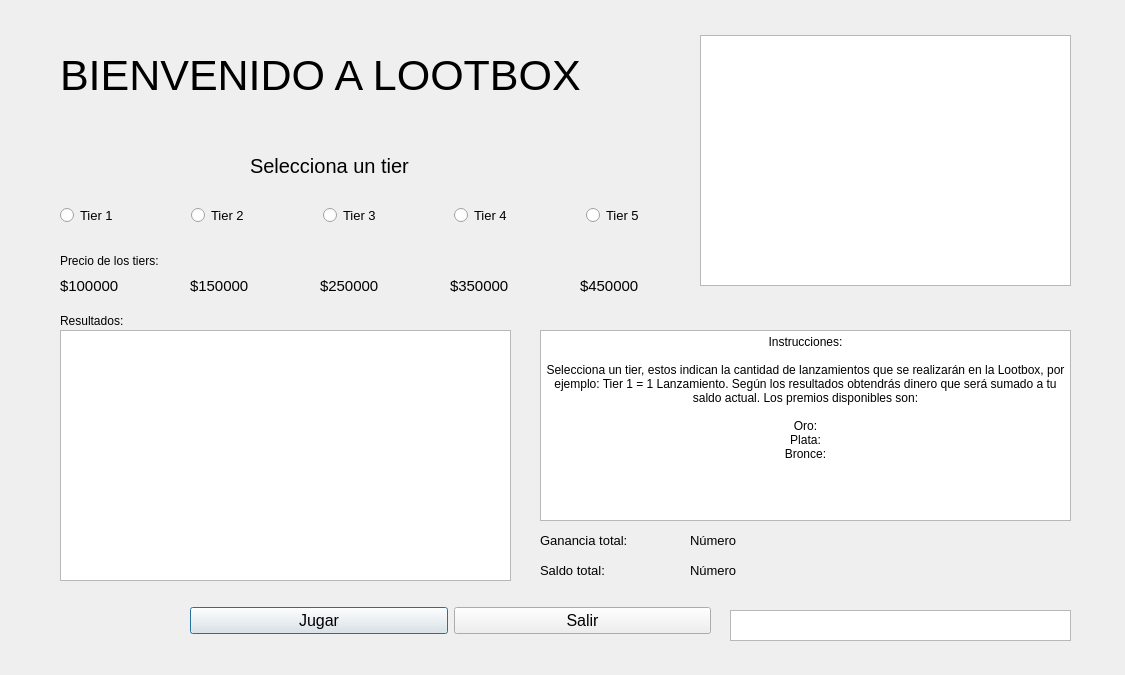
Qt form Codigo/Juego 3/Lootbox.ui (Sr-Gomer/Proyecto-Final-Procesos-Estocasticos) before a commit.
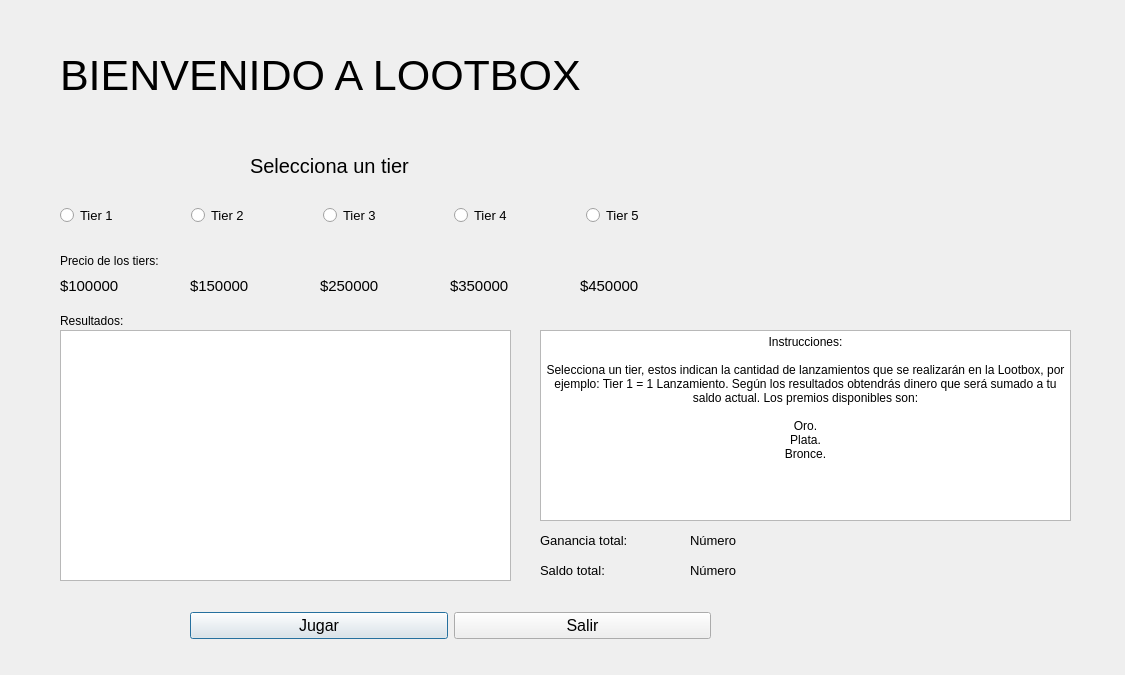
The same form after that commit. Icons and pictures are not drawn.

```diff
--- a/Codigo/Juego 3/Lootbox.ui
+++ b/Codigo/Juego 3/Lootbox.ui
@@ -34,16 +34,6 @@
     <string>BIENVENIDO A LOOTBOX</string>
    </property>
   </widget>
-  <widget class="QGraphicsView" name="graphicsView">
-   <property name="geometry">
-    <rect>
-     <x>700</x>
-     <y>35</y>
-     <width>371</width>
-     <height>251</height>
-    </rect>
-   </property>
-  </widget>
   <widget class="QLabel" name="label_2">
    <property name="geometry">
     <rect>
@@ -66,9 +56,9 @@
    <property name="geometry">
     <rect>
      <x>190</x>
-     <y>595</y>
+     <y>605</y>
      <width>521</width>
-     <height>51</height>
+     <height>41</height>
     </rect>
    </property>
    <layout class="QHBoxLayout" name="horizontalLayout_4">
@@ -363,14 +353,14 @@
     <string>&lt;!DOCTYPE HTML PUBLIC &quot;-//W3C//DTD HTML 4.0//EN&quot; &quot;http://www.w3.org/TR/REC-html40/strict.dtd&quot;&gt;
 &lt;html&gt;&lt;head&gt;&lt;meta name=&quot;qrichtext&quot; content=&quot;1&quot; /&gt;&lt;style type=&quot;text/css&quot;&gt;
 p, li { white-space: pre-wrap; }
-&lt;/style&gt;&lt;/head&gt;&lt;body style=&quot; font-family:'MS Shell Dlg 2'; font-size:9pt; font-weight:400; font-style:normal;&quot;&gt;
-&lt;p align=&quot;center&quot; style=&quot; margin-top:0px; margin-bottom:0px; margin-left:0px; margin-right:0px; -qt-block-indent:0; text-indent:0px;&quot;&gt;Instrucciones:&lt;/p&gt;
-&lt;p align=&quot;center&quot; style=&quot;-qt-paragraph-type:empty; margin-top:0px; margin-bottom:0px; margin-left:0px; margin-right:0px; -qt-block-indent:0; text-indent:0px;&quot;&gt;&lt;br /&gt;&lt;/p&gt;
-&lt;p align=&quot;center&quot; style=&quot; margin-top:0px; margin-bottom:0px; margin-left:0px; margin-right:0px; -qt-block-indent:0; text-indent:0px;&quot;&gt;Selecciona un tier, estos indican la cantidad de lanzamientos que se realizarán en la Lootbox, por ejemplo: Tier 1 = 1 Lanzamiento. Según los resultados obtendrás dinero que será sumado a tu saldo actual. Los premios disponibles son:&lt;/p&gt;
-&lt;p align=&quot;center&quot; style=&quot;-qt-paragraph-type:empty; margin-top:0px; margin-bottom:0px; margin-left:0px; margin-right:0px; -qt-block-indent:0; text-indent:0px;&quot;&gt;&lt;br /&gt;&lt;/p&gt;
-&lt;p align=&quot;center&quot; style=&quot; margin-top:0px; margin-bottom:0px; margin-left:0px; margin-right:0px; -qt-block-indent:0; text-indent:0px;&quot;&gt;Oro:&lt;/p&gt;
-&lt;p align=&quot;center&quot; style=&quot; margin-top:0px; margin-bottom:0px; margin-left:0px; margin-right:0px; -qt-block-indent:0; text-indent:0px;&quot;&gt;Plata:&lt;/p&gt;
-&lt;p align=&quot;center&quot; style=&quot; margin-top:0px; margin-bottom:0px; margin-left:0px; margin-right:0px; -qt-block-indent:0; text-indent:0px;&quot;&gt;Bronce:&lt;/p&gt;&lt;/body&gt;&lt;/html&gt;</string>
+&lt;/style&gt;&lt;/head&gt;&lt;body style=&quot; font-family:'Sans Serif'; font-size:9pt; font-weight:400; font-style:normal;&quot;&gt;
+&lt;p align=&quot;center&quot; style=&quot; margin-top:0px; margin-bottom:0px; margin-left:0px; margin-right:0px; -qt-block-indent:0; text-indent:0px;&quot;&gt;&lt;span style=&quot; font-family:'MS Shell Dlg 2';&quot;&gt;Instrucciones:&lt;/span&gt;&lt;/p&gt;
+&lt;p align=&quot;center&quot; style=&quot;-qt-paragraph-type:empty; margin-top:0px; margin-bottom:0px; margin-left:0px; margin-right:0px; -qt-block-indent:0; text-indent:0px; font-family:'MS Shell Dlg 2';&quot;&gt;&lt;br /&gt;&lt;/p&gt;
+&lt;p align=&quot;center&quot; style=&quot; margin-top:0px; margin-bottom:0px; margin-left:0px; margin-right:0px; -qt-block-indent:0; text-indent:0px;&quot;&gt;&lt;span style=&quot; font-family:'MS Shell Dlg 2';&quot;&gt;Selecciona un tier, estos indican la cantidad de lanzamientos que se realizarán en la Lootbox, por ejemplo: Tier 1 = 1 Lanzamiento. Según los resultados obtendrás dinero que será sumado a tu saldo actual. Los premios disponibles son:&lt;/span&gt;&lt;/p&gt;
+&lt;p align=&quot;center&quot; style=&quot;-qt-paragraph-type:empty; margin-top:0px; margin-bottom:0px; margin-left:0px; margin-right:0px; -qt-block-indent:0; text-indent:0px; font-family:'MS Shell Dlg 2';&quot;&gt;&lt;br /&gt;&lt;/p&gt;
+&lt;p align=&quot;center&quot; style=&quot; margin-top:0px; margin-bottom:0px; margin-left:0px; margin-right:0px; -qt-block-indent:0; text-indent:0px;&quot;&gt;&lt;span style=&quot; font-family:'MS Shell Dlg 2';&quot;&gt;Oro.&lt;/span&gt;&lt;/p&gt;
+&lt;p align=&quot;center&quot; style=&quot; margin-top:0px; margin-bottom:0px; margin-left:0px; margin-right:0px; -qt-block-indent:0; text-indent:0px;&quot;&gt;&lt;span style=&quot; font-family:'MS Shell Dlg 2';&quot;&gt;Plata.&lt;/span&gt;&lt;/p&gt;
+&lt;p align=&quot;center&quot; style=&quot; margin-top:0px; margin-bottom:0px; margin-left:0px; margin-right:0px; -qt-block-indent:0; text-indent:0px;&quot;&gt;&lt;span style=&quot; font-family:'MS Shell Dlg 2';&quot;&gt;Bronce.&lt;/span&gt;&lt;/p&gt;&lt;/body&gt;&lt;/html&gt;</string>
    </property>
   </widget>
   <widget class="QLabel" name="label_4">
@@ -409,21 +399,36 @@
     <string>Precio de los tiers:</string>
    </property>
   </widget>
-  <widget class="QTextEdit" name="recharge">
+  <widget class="QLabel" name="image">
    <property name="geometry">
     <rect>
-     <x>730</x>
+     <x>700</x>
+     <y>20</y>
+     <width>371</width>
+     <height>281</height>
+    </rect>
+   </property>
+   <property name="text">
+    <string/>
+   </property>
+   <property name="pixmap">
+    <pixmap>image.jpg</pixmap>
+   </property>
+   <property name="scaledContents">
+    <bool>true</bool>
+   </property>
+  </widget>
+  <widget class="QLabel" name="informacion">
+   <property name="geometry">
+    <rect>
+     <x>870</x>
      <y>610</y>
-     <width>341</width>
+     <width>221</width>
      <height>31</height>
     </rect>
    </property>
-   <property name="html">
-    <string>&lt;!DOCTYPE HTML PUBLIC &quot;-//W3C//DTD HTML 4.0//EN&quot; &quot;http://www.w3.org/TR/REC-html40/strict.dtd&quot;&gt;
-&lt;html&gt;&lt;head&gt;&lt;meta name=&quot;qrichtext&quot; content=&quot;1&quot; /&gt;&lt;style type=&quot;text/css&quot;&gt;
-p, li { white-space: pre-wrap; }
-&lt;/style&gt;&lt;/head&gt;&lt;body style=&quot; font-family:'MS Shell Dlg 2'; font-size:7.8pt; font-weight:400; font-style:normal;&quot;&gt;
-&lt;p align=&quot;center&quot; style=&quot;-qt-paragraph-type:empty; margin-top:0px; margin-bottom:0px; margin-left:0px; margin-right:0px; -qt-block-indent:0; text-indent:0px;&quot;&gt;&lt;br /&gt;&lt;/p&gt;&lt;/body&gt;&lt;/html&gt;</string>
+   <property name="text">
+    <string/>
    </property>
   </widget>
  </widget>
```
